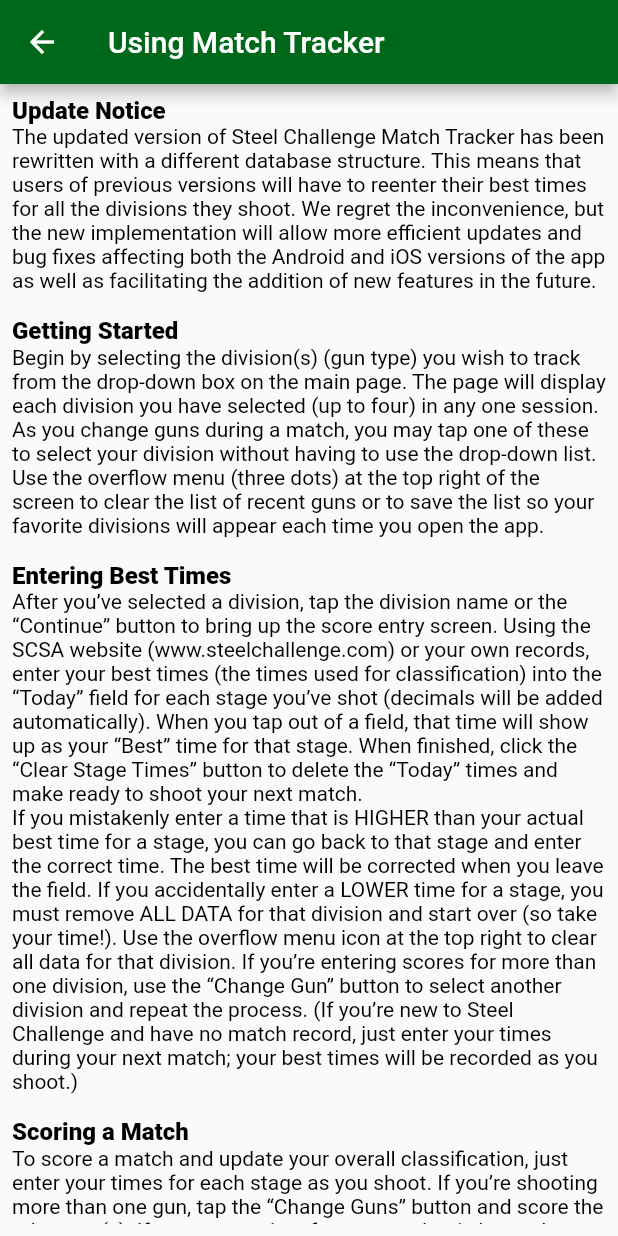
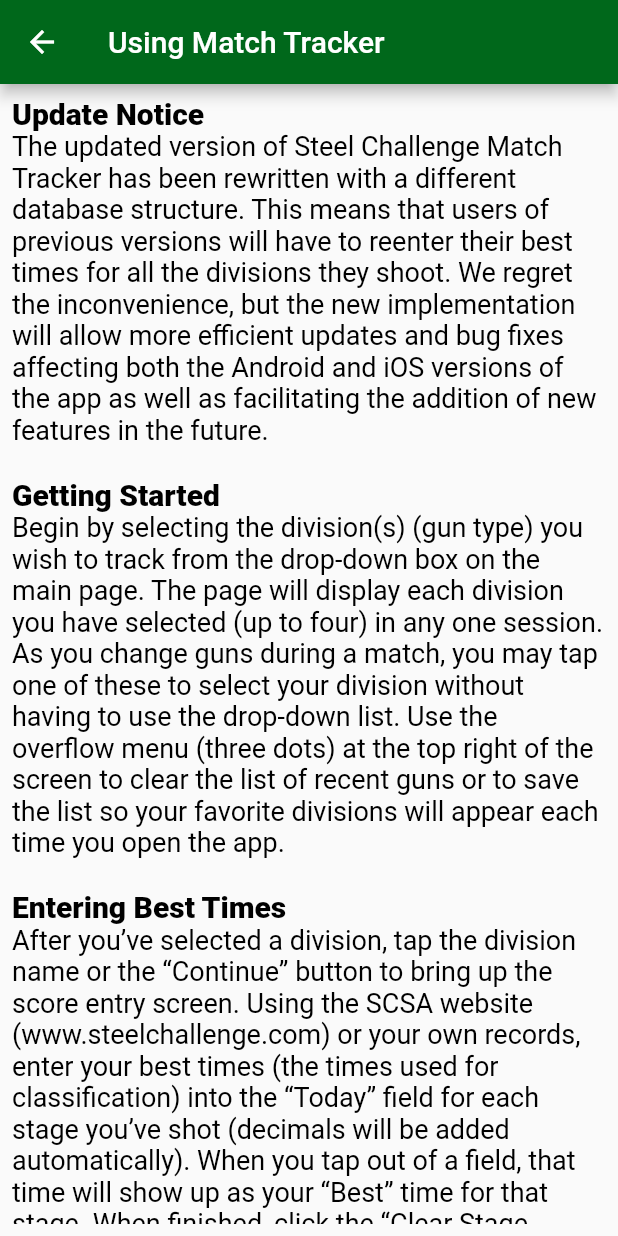
Before and after one commit to smokeyroader/steel_challenge_match_tracker, a Flutter app: the Help screen opened directly, on a phone screen of 412 x 824 dp. Run offline on Flutter 3.47's test engine with Material 2 defaults, Android fonts, the light colour scheme and no system bars; our stand-ins replace rflutter_alert, shared_preferences, sqflite; accounts and stored records are empty.

Commit message:
Some font sizes changed. Minor edits.

```diff
--- a/lib/database_helper.dart
+++ b/lib/database_helper.dart
@@ -271,7 +271,6 @@
   }
 
   Future<StageTimes> queryStageTimes(String table, int row) async {
-    print('from queryStageTimes in helper, value of table is $table');
     Database db = await database;
     List<Map> maps = await db.query(table,
         columns: [
--- a/lib/help_screen.dart
+++ b/lib/help_screen.dart
@@ -11,6 +11,8 @@
         body: Padding(
           padding: const EdgeInsets.all(8.0),
           child: SingleChildScrollView(
+            child: Padding(
+              padding: const EdgeInsets.only(bottom: 16.0),
               child: Column(
                 children: <Widget>[
                   RichText(
@@ -24,17 +26,19 @@
                         TextSpan(
                           text: 'Update Notice\r\n',
                           style: TextStyle(
-                            fontWeight: FontWeight.w900, fontSize: 16.0),
+                              fontWeight: FontWeight.w900, fontSize: 20.0),
                         ),
                         TextSpan(
+                            style: TextStyle(fontSize: 18.0),
                             text:
                                 'The updated version of Steel Challenge Match Tracker has been rewritten with a different database structure. This means that users of previous versions will have to reenter their best times for all the divisions they shoot. We regret the inconvenience, but the new implementation will allow more efficient updates and bug fixes affecting both the Android and iOS versions of the app as well as facilitating the addition of new features in the future.\r\n\n'),
                         TextSpan(
                           text: 'Getting Started\r\n',
                           style: TextStyle(
-                            fontWeight: FontWeight.w900, fontSize: 16.0),
+                              fontWeight: FontWeight.w900, fontSize: 20.0),
                         ),
                         TextSpan(
+                          style: TextStyle(fontSize: 18.0),
                           text:
                               'Begin by selecting the division(s) (gun type) you wish to track from the drop-down box on the main page. The page will display each division you have selected (up to four) in any one session. As you change guns during a match, you may tap one of these to select your division without having to use the drop-down list. Use the overflow menu (three dots) at the top right of the screen to clear the list of recent guns or to save the list so your favorite divisions will appear each time you open the app.\r\n\n',
                         ),
@@ -42,10 +46,11 @@
                           text: 'Entering Best Times\r\n',
                           style: TextStyle(
                             fontWeight: FontWeight.w900,
-                          fontSize: 16.0,
+                            fontSize: 20.0,
                           ),
                         ),
                         TextSpan(
+                          style: TextStyle(fontSize: 18.0),
                           text:
                               'After you’ve selected a division, tap the division name or the “Continue” button to bring up the score entry screen. Using the SCSA website (www.steelchallenge.com) or your own records, enter your best times (the times used for classification) into the “Today” field for each stage you’ve shot (decimals will be added automatically). When you tap out of a field, that time will show up as your “Best” time for that stage. When finished, click the “Clear Stage Times” button to delete the “Today” times and make ready to shoot your next match.\r\n'
                               'If you mistakenly enter a time that is HIGHER than your actual best time for a stage, you can go back to that stage and enter the correct time. The best time will be corrected when you leave the field. If you accidentally enter a LOWER time for a stage, you must remove ALL DATA for that division and start over (so take your time!). Use the overflow menu icon at the top right to clear all data for that division. If you’re entering scores for more than one division, use the “Change Gun” button to select another division and repeat the process. (If you’re new to Steel Challenge and have no match record, just enter your times during your next match; your best times will be recorded as you shoot.)\r\n\n',
@@ -53,29 +58,32 @@
                         TextSpan(
                           text: 'Scoring a Match\r\n',
                           style: TextStyle(
-                            fontWeight: FontWeight.w900, fontSize: 16.0),
+                              fontWeight: FontWeight.w900, fontSize: 20.0),
                         ),
                         TextSpan(
+                          style: TextStyle(fontSize: 18.0),
                           text:
                               'To score a match and update your overall classification, just enter your times for each stage as you shoot. If you’re shooting more than one gun, tap the “Change Guns” button and score the other gun(s). If you enter a time for a stage that is lower than your previous best time, you will be asked to confirm that you want to set a new best time for that stage. As the match progresses, you can track your total time and class rating for the match. Any new best times you set will be calculated into your best overall scores so you can immediately see how your classification will be affected. Any time cuts from your previous best times will also be shown at the center bottom of the screen.\r\n\n',
                         ),
                         TextSpan(
                           text: 'Cool Features\r\n',
                           style: TextStyle(
-                            fontWeight: FontWeight.w900, fontSize: 16.0),
+                              fontWeight: FontWeight.w900, fontSize: 20.0),
                         ),
                         TextSpan(
+                          style: TextStyle(fontSize: 18.0),
                           text:
                               'Tap any “Best” time to see (in a popup) the average string times it took to achieve that score. Select “Track Class” to see how many seconds you must cut from your overall time to achieve higher classifications (the time cuts shown will be most valid after you have shot all eight SCSA classification stages). Select "Override Class" if your current percentage does not support your official classification in that division. Select “Track Best Strings” to record your best strings for each stage. Tap any stage name to call up a stage diagram. Select "Show/Hide Today Times" to toggle current match times on or off. Select “Resources” from the main menu to see a list of useful links for Steel Challenge competitors.\r\n\n',
                         ),
                         TextSpan(
                           text: 'Contact Us\r\n',
                           style: TextStyle(
-                            fontWeight: FontWeight.w900, fontSize: 16.0),
+                              fontWeight: FontWeight.w900, fontSize: 20.0),
                         ),
                         TextSpan(
+                          style: TextStyle(fontSize: 18.0),
                           text:
-                            'Send bug reports or requests/recommendations for features to scmatchtracker@gmail.com.',
+                              'Send bug reports or requests or recommendations for additional features to scmatchtracker@gmail.com.',
                         ),
                       ],
                     ),
@@ -83,6 +91,7 @@
                 ],
               ),
             ),
+          ),
         ));
   }
 }
--- a/lib/resources.dart
+++ b/lib/resources.dart
@@ -1,7 +1,6 @@
 import 'package:url_launcher/url_launcher.dart';
 import 'package:flutter/material.dart';
 import 'current_classification.dart';
-import 'webview_test.dart';
 
 class Resources extends StatefulWidget {
   @override
```
Also changed, not shown: lib/mt_home_page.dart (+1 -7 lines), 1 other file. Lines whose indentation alone changed are shown as unchanged.
